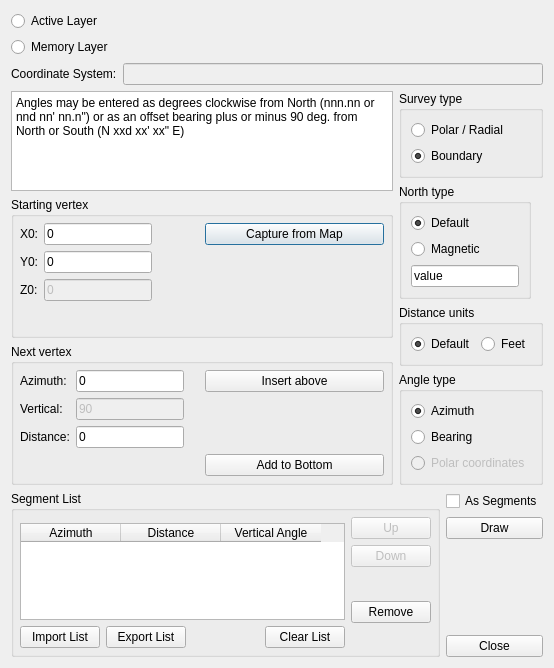
Before: the Qt Designer form ui.ui in mpetroff/qgsazimuth, drawn with Qt 5.
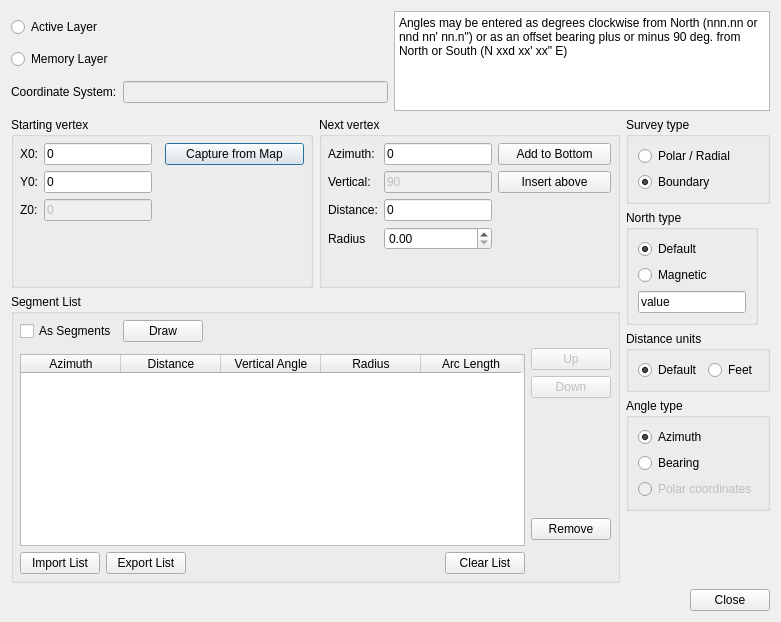
After: the same form once the commit is applied.

The edit to the form file:
```diff
--- a/ui.ui
+++ b/ui.ui
@@ -6,8 +6,8 @@
    <rect>
     <x>0</x>
     <y>0</y>
-    <width>554</width>
-    <height>668</height>
+    <width>781</width>
+    <height>622</height>
    </rect>
   </property>
   <property name="windowTitle">
@@ -15,6 +15,10 @@
   </property>
   <layout class="QVBoxLayout" name="verticalLayout_13">
    <item>
+    <layout class="QHBoxLayout" name="horizontalLayout_8">
+     <item>
+      <layout class="QVBoxLayout" name="verticalLayout_2">
+       <item>
     <widget class="QRadioButton" name="radioButton_useActiveLayer">
      <property name="text">
       <string>Active Layer</string>
@@ -29,8 +33,6 @@
     </widget>
    </item>
    <item>
-    <layout class="QVBoxLayout" name="verticalLayout_3">
-     <item>
       <layout class="QHBoxLayout" name="horizontalLayout_14">
        <item>
         <widget class="QLabel" name="label_5">
@@ -60,10 +62,6 @@
     </layout>
    </item>
    <item>
-    <layout class="QHBoxLayout" name="horizontalLayout_4">
-     <item>
-      <layout class="QVBoxLayout" name="verticalLayout_6">
-       <item>
         <widget class="QPlainTextEdit" name="plainTextEdit_note">
          <property name="enabled">
           <bool>true</bool>
@@ -100,6 +98,23 @@
          </property>
         </widget>
        </item>
+    </layout>
+   </item>
+   <item>
+    <layout class="QHBoxLayout" name="horizontalLayout_4">
+     <item>
+      <layout class="QVBoxLayout" name="verticalLayout_6">
+       <property name="bottomMargin">
+        <number>0</number>
+       </property>
+       <item>
+        <layout class="QHBoxLayout" name="horizontalLayout_5">
+         <property name="sizeConstraint">
+          <enum>QLayout::SetMaximumSize</enum>
+         </property>
+         <property name="bottomMargin">
+          <number>0</number>
+         </property>
        <item>
         <widget class="QGroupBox" name="groupBox">
          <property name="sizePolicy">
@@ -117,6 +132,9 @@
           </property>
           <item>
            <layout class="QFormLayout" name="formLayout">
+              <property name="fieldGrowthPolicy">
+               <enum>QFormLayout::AllNonFixedFieldsGrow</enum>
+              </property>
             <item row="0" column="0">
              <widget class="QLabel" name="label_2">
               <property name="text">
@@ -221,7 +239,7 @@
        <item>
         <widget class="QGroupBox" name="groupBox_2">
          <property name="sizePolicy">
-          <sizepolicy hsizetype="Minimum" vsizetype="Preferred">
+            <sizepolicy hsizetype="Preferred" vsizetype="Preferred">
            <horstretch>0</horstretch>
            <verstretch>0</verstretch>
           </sizepolicy>
@@ -316,10 +334,27 @@
               </property>
              </widget>
             </item>
+              <item row="3" column="0">
+               <widget class="QLabel" name="radiusLabel">
+                <property name="text">
+                 <string>Radius</string>
+                </property>
+               </widget>
+              </item>
+              <item row="3" column="1">
+               <widget class="QDoubleSpinBox" name="radiusDoubleSpinBox"/>
+              </item>
            </layout>
           </item>
           <item row="0" column="1">
            <layout class="QVBoxLayout" name="verticalLayout_8">
+              <item>
+               <widget class="QPushButton" name="pushButton_vertexAdd">
+                <property name="text">
+                 <string>Add to Bottom</string>
+                </property>
+               </widget>
+              </item>
             <item>
              <widget class="QPushButton" name="pushButton_vertexInsert">
               <property name="text">
@@ -340,13 +375,6 @@
               </property>
              </spacer>
             </item>
-            <item>
-             <widget class="QPushButton" name="pushButton_vertexAdd">
-              <property name="text">
-               <string>Add to Bottom</string>
-              </property>
-             </widget>
-            </item>
            </layout>
           </item>
          </layout>
@@ -354,270 +382,25 @@
        </item>
       </layout>
      </item>
-     <item>
-      <layout class="QVBoxLayout" name="verticalLayout_4">
-       <item>
-        <widget class="QGroupBox" name="surveyGrpBox">
-         <property name="sizePolicy">
-          <sizepolicy hsizetype="Preferred" vsizetype="Minimum">
-           <horstretch>0</horstretch>
-           <verstretch>0</verstretch>
-          </sizepolicy>
-         </property>
-         <property name="title">
-          <string>Survey type</string>
-         </property>
-         <layout class="QVBoxLayout" name="verticalLayout_10">
-          <item>
-           <widget class="QRadioButton" name="radioButton_radialSurvey">
-            <property name="enabled">
-             <bool>true</bool>
-            </property>
-            <property name="sizePolicy">
-             <sizepolicy hsizetype="Minimum" vsizetype="Preferred">
-              <horstretch>0</horstretch>
-              <verstretch>0</verstretch>
-             </sizepolicy>
-            </property>
-            <property name="text">
-             <string>Polar / Radial</string>
-            </property>
-            <property name="checkable">
-             <bool>true</bool>
-            </property>
-            <property name="checked">
-             <bool>false</bool>
-            </property>
-           </widget>
-          </item>
-          <item>
-           <widget class="QRadioButton" name="radioButton_boundarySurvey">
-            <property name="enabled">
-             <bool>true</bool>
-            </property>
-            <property name="sizePolicy">
-             <sizepolicy hsizetype="Minimum" vsizetype="Preferred">
-              <horstretch>0</horstretch>
-              <verstretch>0</verstretch>
-             </sizepolicy>
-            </property>
-            <property name="text">
-             <string>Boundary</string>
-            </property>
-            <property name="checked">
-             <bool>true</bool>
-            </property>
-           </widget>
-          </item>
-         </layout>
-        </widget>
-       </item>
-       <item>
-        <widget class="QGroupBox" name="groupBox_3">
-         <property name="sizePolicy">
-          <sizepolicy hsizetype="Fixed" vsizetype="Fixed">
-           <horstretch>0</horstretch>
-           <verstretch>0</verstretch>
-          </sizepolicy>
-         </property>
-         <property name="title">
-          <string>North type</string>
-         </property>
-         <layout class="QVBoxLayout" name="verticalLayout_12">
-          <item>
-           <widget class="QRadioButton" name="radioButton_defaultNorth">
-            <property name="enabled">
-             <bool>true</bool>
-            </property>
-            <property name="sizePolicy">
-             <sizepolicy hsizetype="Minimum" vsizetype="Fixed">
-              <horstretch>0</horstretch>
-              <verstretch>0</verstretch>
-             </sizepolicy>
-            </property>
-            <property name="text">
-             <string>Default</string>
-            </property>
-            <property name="checkable">
-             <bool>true</bool>
-            </property>
-            <property name="checked">
-             <bool>true</bool>
-            </property>
-           </widget>
-          </item>
-          <item>
-           <widget class="QRadioButton" name="radioButton_magNorth">
-            <property name="enabled">
-             <bool>true</bool>
-            </property>
-            <property name="text">
-             <string>Magnetic</string>
-            </property>
-            <property name="checked">
-             <bool>false</bool>
-            </property>
-           </widget>
-          </item>
-          <item>
-           <widget class="QLineEdit" name="lineEdit_magNorth">
-            <property name="sizePolicy">
-             <sizepolicy hsizetype="Minimum" vsizetype="Preferred">
-              <horstretch>0</horstretch>
-              <verstretch>0</verstretch>
-             </sizepolicy>
-            </property>
-            <property name="text">
-             <string>value</string>
-            </property>
-           </widget>
-          </item>
-         </layout>
-        </widget>
-       </item>
-       <item>
-        <widget class="QGroupBox" name="groupBox_7">
-         <property name="sizePolicy">
-          <sizepolicy hsizetype="Preferred" vsizetype="Fixed">
-           <horstretch>0</horstretch>
-           <verstretch>0</verstretch>
-          </sizepolicy>
-         </property>
-         <property name="title">
-          <string>Distance units</string>
-         </property>
-         <layout class="QHBoxLayout" name="horizontalLayout">
-          <item>
-           <widget class="QRadioButton" name="radioButton_defaultUnits">
-            <property name="sizePolicy">
-             <sizepolicy hsizetype="Minimum" vsizetype="Preferred">
-              <horstretch>0</horstretch>
-              <verstretch>0</verstretch>
-             </sizepolicy>
-            </property>
-            <property name="text">
-             <string>Default</string>
-            </property>
-            <property name="checked">
-             <bool>true</bool>
-            </property>
-           </widget>
-          </item>
-          <item>
-           <widget class="QRadioButton" name="radioButton_englishUnits">
-            <property name="sizePolicy">
-             <sizepolicy hsizetype="Minimum" vsizetype="Preferred">
-              <horstretch>0</horstretch>
-              <verstretch>0</verstretch>
-             </sizepolicy>
-            </property>
-            <property name="text">
-             <string>Feet</string>
-            </property>
-           </widget>
-          </item>
-         </layout>
-        </widget>
-       </item>
-       <item>
-        <widget class="QGroupBox" name="groupBox_6">
-         <property name="enabled">
-          <bool>true</bool>
-         </property>
-         <property name="sizePolicy">
-          <sizepolicy hsizetype="Preferred" vsizetype="Minimum">
-           <horstretch>0</horstretch>
-           <verstretch>0</verstretch>
-          </sizepolicy>
-         </property>
-         <property name="title">
-          <string>Angle type</string>
-         </property>
-         <layout class="QVBoxLayout" name="verticalLayout_5">
-          <item>
-           <widget class="QRadioButton" name="radioButton_azimuthAngle">
-            <property name="enabled">
-             <bool>true</bool>
-            </property>
-            <property name="sizePolicy">
-             <sizepolicy hsizetype="Minimum" vsizetype="Preferred">
-              <horstretch>0</horstretch>
-              <verstretch>0</verstretch>
-             </sizepolicy>
-            </property>
-            <property name="text">
-             <string>Azimuth</string>
-            </property>
-            <property name="checkable">
-             <bool>true</bool>
-            </property>
-            <property name="checked">
-             <bool>true</bool>
-            </property>
-           </widget>
-          </item>
-          <item>
-           <widget class="QRadioButton" name="radioButton_bearingAngle">
-            <property name="enabled">
-             <bool>true</bool>
-            </property>
-            <property name="sizePolicy">
-             <sizepolicy hsizetype="Minimum" vsizetype="Preferred">
-              <horstretch>0</horstretch>
-              <verstretch>0</verstretch>
-             </sizepolicy>
-            </property>
-            <property name="text">
-             <string>Bearing</string>
-            </property>
-            <property name="checked">
-             <bool>false</bool>
-            </property>
-           </widget>
-          </item>
-          <item>
-           <widget class="QRadioButton" name="radioButton_polarCoordAngle">
-            <property name="enabled">
-             <bool>false</bool>
-            </property>
-            <property name="sizePolicy">
-             <sizepolicy hsizetype="Minimum" vsizetype="Preferred">
-              <horstretch>0</horstretch>
-              <verstretch>0</verstretch>
-             </sizepolicy>
-            </property>
-            <property name="text">
-             <string>Polar coordinates</string>
-            </property>
-            <property name="checked">
-             <bool>false</bool>
-            </property>
-           </widget>
-          </item>
-         </layout>
-         <zorder>radioButton_bearingAngle</zorder>
-         <zorder>radioButton_polarCoordAngle</zorder>
-         <zorder>radioButton_azimuthAngle</zorder>
-        </widget>
-       </item>
-      </layout>
-     </item>
-    </layout>
-   </item>
-   <item>
-    <layout class="QHBoxLayout" name="horizontalLayout_12">
-     <item>
-      <layout class="QVBoxLayout" name="verticalLayout_11">
        <item>
         <widget class="QGroupBox" name="groupBox_8">
+         <property name="sizePolicy">
+          <sizepolicy hsizetype="Preferred" vsizetype="Expanding">
+           <horstretch>0</horstretch>
+           <verstretch>0</verstretch>
+          </sizepolicy>
+         </property>
          <property name="title">
           <string>Segment List</string>
          </property>
+         <property name="flat">
+          <bool>true</bool>
+         </property>
          <layout class="QGridLayout" name="gridLayout_2">
           <property name="margin">
            <number>6</number>
           </property>
-          <item row="2" column="0">
+          <item row="6" column="0">
            <layout class="QHBoxLayout" name="horizontalLayout_3">
             <item>
              <widget class="QPushButton" name="pushButton_segListLoad">
@@ -661,7 +444,7 @@
             </item>
            </layout>
           </item>
-          <item row="0" column="1" rowspan="3">
+          <item row="4" column="1" rowspan="3">
            <layout class="QVBoxLayout" name="verticalLayout">
             <property name="sizeConstraint">
              <enum>QLayout::SetDefaultConstraint</enum>
@@ -745,7 +528,7 @@
             </item>
            </layout>
           </item>
-          <item row="1" column="0">
+          <item row="5" column="0">
            <widget class="QTableWidget" name="table_segmentList">
             <property name="sizePolicy">
              <sizepolicy hsizetype="Expanding" vsizetype="Expanding">
@@ -768,15 +551,20 @@
               <string>Vertical Angle</string>
              </property>
             </column>
+            <column>
+             <property name="text">
+              <string>Radius</string>
+             </property>
+            </column>
+            <column>
+             <property name="text">
+              <string>Arc Length</string>
+             </property>
+            </column>
            </widget>
           </item>
-         </layout>
-        </widget>
-       </item>
-      </layout>
-     </item>
-     <item>
-      <layout class="QVBoxLayout" name="verticalLayout_2">
+          <item row="0" column="0" colspan="2">
+           <layout class="QHBoxLayout" name="horizontalLayout_9">
        <item>
         <widget class="QCheckBox" name="checkBox_asSegments">
          <property name="text">
@@ -798,14 +586,301 @@
         </widget>
        </item>
        <item>
+             <spacer name="horizontalSpacer_3">
+              <property name="orientation">
+               <enum>Qt::Horizontal</enum>
+              </property>
+              <property name="sizeHint" stdset="0">
+               <size>
+                <width>40</width>
+                <height>20</height>
+               </size>
+              </property>
+             </spacer>
+            </item>
+           </layout>
+          </item>
+         </layout>
+        </widget>
+       </item>
+      </layout>
+     </item>
+     <item>
+      <layout class="QVBoxLayout" name="verticalLayout_4">
+       <property name="bottomMargin">
+        <number>0</number>
+       </property>
+       <item>
+        <widget class="QGroupBox" name="surveyGrpBox">
+         <property name="sizePolicy">
+          <sizepolicy hsizetype="Preferred" vsizetype="Minimum">
+           <horstretch>0</horstretch>
+           <verstretch>0</verstretch>
+          </sizepolicy>
+         </property>
+         <property name="title">
+          <string>Survey type</string>
+         </property>
+         <layout class="QVBoxLayout" name="verticalLayout_10">
+          <item>
+           <widget class="QRadioButton" name="radioButton_radialSurvey">
+            <property name="enabled">
+             <bool>true</bool>
+            </property>
+            <property name="sizePolicy">
+             <sizepolicy hsizetype="Minimum" vsizetype="Preferred">
+              <horstretch>0</horstretch>
+              <verstretch>0</verstretch>
+             </sizepolicy>
+            </property>
+            <property name="text">
+             <string>Polar / Radial</string>
+            </property>
+            <property name="checkable">
+             <bool>true</bool>
+            </property>
+            <property name="checked">
+             <bool>false</bool>
+            </property>
+           </widget>
+          </item>
+          <item>
+           <widget class="QRadioButton" name="radioButton_boundarySurvey">
+            <property name="enabled">
+             <bool>true</bool>
+            </property>
+            <property name="sizePolicy">
+             <sizepolicy hsizetype="Minimum" vsizetype="Preferred">
+              <horstretch>0</horstretch>
+              <verstretch>0</verstretch>
+             </sizepolicy>
+            </property>
+            <property name="text">
+             <string>Boundary</string>
+            </property>
+            <property name="checked">
+             <bool>true</bool>
+            </property>
+           </widget>
+          </item>
+         </layout>
+        </widget>
+       </item>
+       <item>
+        <widget class="QGroupBox" name="groupBox_3">
+         <property name="sizePolicy">
+          <sizepolicy hsizetype="Fixed" vsizetype="Fixed">
+           <horstretch>0</horstretch>
+           <verstretch>0</verstretch>
+          </sizepolicy>
+         </property>
+         <property name="title">
+          <string>North type</string>
+         </property>
+         <layout class="QVBoxLayout" name="verticalLayout_12">
+          <item>
+           <widget class="QRadioButton" name="radioButton_defaultNorth">
+            <property name="enabled">
+             <bool>true</bool>
+            </property>
+            <property name="sizePolicy">
+             <sizepolicy hsizetype="Minimum" vsizetype="Fixed">
+              <horstretch>0</horstretch>
+              <verstretch>0</verstretch>
+             </sizepolicy>
+            </property>
+            <property name="text">
+             <string>Default</string>
+            </property>
+            <property name="checkable">
+             <bool>true</bool>
+            </property>
+            <property name="checked">
+             <bool>true</bool>
+            </property>
+           </widget>
+          </item>
+          <item>
+           <widget class="QRadioButton" name="radioButton_magNorth">
+            <property name="enabled">
+             <bool>true</bool>
+            </property>
+            <property name="text">
+             <string>Magnetic</string>
+            </property>
+            <property name="checked">
+             <bool>false</bool>
+            </property>
+           </widget>
+          </item>
+          <item>
+           <widget class="QLineEdit" name="lineEdit_magNorth">
+            <property name="sizePolicy">
+             <sizepolicy hsizetype="Minimum" vsizetype="Preferred">
+              <horstretch>0</horstretch>
+              <verstretch>0</verstretch>
+             </sizepolicy>
+            </property>
+            <property name="text">
+             <string>value</string>
+            </property>
+           </widget>
+          </item>
+         </layout>
+        </widget>
+       </item>
+       <item>
+        <widget class="QGroupBox" name="groupBox_7">
+         <property name="sizePolicy">
+          <sizepolicy hsizetype="Preferred" vsizetype="Fixed">
+           <horstretch>0</horstretch>
+           <verstretch>0</verstretch>
+          </sizepolicy>
+         </property>
+         <property name="title">
+          <string>Distance units</string>
+         </property>
+         <layout class="QHBoxLayout" name="horizontalLayout">
+          <item>
+           <widget class="QRadioButton" name="radioButton_defaultUnits">
+            <property name="sizePolicy">
+             <sizepolicy hsizetype="Minimum" vsizetype="Preferred">
+              <horstretch>0</horstretch>
+              <verstretch>0</verstretch>
+             </sizepolicy>
+            </property>
+            <property name="text">
+             <string>Default</string>
+            </property>
+            <property name="checked">
+             <bool>true</bool>
+            </property>
+           </widget>
+          </item>
+          <item>
+           <widget class="QRadioButton" name="radioButton_englishUnits">
+            <property name="sizePolicy">
+             <sizepolicy hsizetype="Minimum" vsizetype="Preferred">
+              <horstretch>0</horstretch>
+              <verstretch>0</verstretch>
+             </sizepolicy>
+            </property>
+            <property name="text">
+             <string>Feet</string>
+            </property>
+           </widget>
+          </item>
+         </layout>
+        </widget>
+       </item>
+       <item>
+        <widget class="QGroupBox" name="groupBox_6">
+         <property name="enabled">
+          <bool>true</bool>
+         </property>
+         <property name="sizePolicy">
+          <sizepolicy hsizetype="Preferred" vsizetype="Minimum">
+           <horstretch>0</horstretch>
+           <verstretch>0</verstretch>
+          </sizepolicy>
+         </property>
+         <property name="title">
+          <string>Angle type</string>
+         </property>
+         <layout class="QVBoxLayout" name="verticalLayout_5">
+          <item>
+           <widget class="QRadioButton" name="radioButton_azimuthAngle">
+            <property name="enabled">
+             <bool>true</bool>
+            </property>
+            <property name="sizePolicy">
+             <sizepolicy hsizetype="Minimum" vsizetype="Preferred">
+              <horstretch>0</horstretch>
+              <verstretch>0</verstretch>
+             </sizepolicy>
+            </property>
+            <property name="text">
+             <string>Azimuth</string>
+            </property>
+            <property name="checkable">
+             <bool>true</bool>
+            </property>
+            <property name="checked">
+             <bool>true</bool>
+            </property>
+           </widget>
+          </item>
+          <item>
+           <widget class="QRadioButton" name="radioButton_bearingAngle">
+            <property name="enabled">
+             <bool>true</bool>
+            </property>
+            <property name="sizePolicy">
+             <sizepolicy hsizetype="Minimum" vsizetype="Preferred">
+              <horstretch>0</horstretch>
+              <verstretch>0</verstretch>
+             </sizepolicy>
+            </property>
+            <property name="text">
+             <string>Bearing</string>
+            </property>
+            <property name="checked">
+             <bool>false</bool>
+            </property>
+           </widget>
+          </item>
+          <item>
+           <widget class="QRadioButton" name="radioButton_polarCoordAngle">
+            <property name="enabled">
+             <bool>false</bool>
+            </property>
+            <property name="sizePolicy">
+             <sizepolicy hsizetype="Minimum" vsizetype="Preferred">
+              <horstretch>0</horstretch>
+              <verstretch>0</verstretch>
+             </sizepolicy>
+            </property>
+            <property name="text">
+             <string>Polar coordinates</string>
+            </property>
+            <property name="checked">
+             <bool>false</bool>
+            </property>
+           </widget>
+          </item>
+         </layout>
+        </widget>
+       </item>
+       <item>
         <spacer name="verticalSpacer">
          <property name="orientation">
           <enum>Qt::Vertical</enum>
          </property>
          <property name="sizeHint" stdset="0">
           <size>
-           <width>28</width>
-           <height>78</height>
+           <width>20</width>
+           <height>40</height>
+          </size>
+         </property>
+        </spacer>
+       </item>
+      </layout>
+     </item>
+    </layout>
+   </item>
+   <item>
+    <layout class="QHBoxLayout" name="horizontalLayout_12">
+     <item>
+      <layout class="QHBoxLayout" name="horizontalLayout_6">
+       <item>
+        <spacer name="horizontalSpacer_2">
+         <property name="orientation">
+          <enum>Qt::Horizontal</enum>
+         </property>
+         <property name="sizeHint" stdset="0">
+          <size>
+           <width>40</width>
+           <height>20</height>
           </size>
          </property>
         </spacer>
```
Left out of the diff: 55 changed lines with no effect on the pictures. Lines whose indentation alone changed are shown as unchanged.
